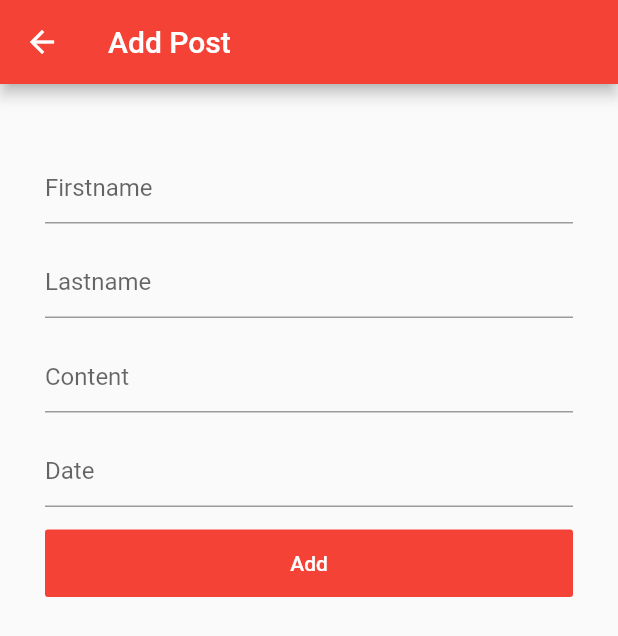
After one commit to Diyorbek0617/herewego, a Flutter app: the Detail_page screen opened by its route, on a phone screen of 412 x 824 dp. The commit adds this screen. Shown: the top 636 px of the screen. Run offline on Flutter 3.47's test engine with Material 2 defaults, Android fonts, the phone set to English and light mode, and no system bars; our stand-ins replace firebase_auth, firebase_database, fluttertoast, shared_preferences; accounts and stored records are empty.

Commit message:
changed add post

```diff
--- /dev/null
+++ b/lib/ model/post_model.dart
@@ -0,0 +1,32 @@
+import 'dart:convert';
+
+class Post{
+  late String userId;
+  late String firstname;
+  late String lastname;
+  late String content;
+  late String date;
+
+  Post(String userId, String firstname,String lastname, String content,String date){
+    this.userId=userId;
+    this.firstname=firstname;
+    this.lastname=lastname;
+    this.content=content;
+    this.date=date;
+  }
+
+  Post.fromJson(Map<String ,dynamic>json)
+  : userId = json['userId'],
+  firstname = json['firstname'],
+  lastname = json['lastname'],
+  content = json["content"],
+  date = json["date"];
+
+  Map<String ,dynamic>toJson()=>{
+    'userId':userId,
+    'firstname':firstname,
+    'lastname':lastname,
+    'content':content,
+    'date':date,
+  };
+}
--- /dev/null
+++ b/lib/pages/detail_page.dart
@@ -0,0 +1,109 @@
+import 'dart:io';
+import 'package:flutter/material.dart';
+import 'package:herewego/%20model/post_model.dart';
+import 'package:herewego/services/prefs_service.dart';
+import 'package:herewego/services/rtdb_service.dart';
+
+class Detail_page extends StatefulWidget {
+  const Detail_page({Key? key}) : super(key: key);
+  static final String id="detail_page";
+
+  @override
+  _Detail_pageState createState() => _Detail_pageState();
+}
+
+class _Detail_pageState extends State<Detail_page> {
+  var isLoading = false;
+  var firstnamecontroller=TextEditingController();
+  var lastnamecontroller=TextEditingController();
+  var datecontroller=TextEditingController();
+  var contentcontroller=TextEditingController();
+ AddPost()async{
+   setState(() {
+     isLoading = true;
+   });
+String firstname=firstnamecontroller.text.toString().trim();
+String lastname=lastnamecontroller.text.toString().trim();
+String date=datecontroller.text.toString().trim();
+String content=contentcontroller.text.toString().trim();
+if(firstname.isEmpty||lastname.isEmpty||content.isEmpty||date.isEmpty) return;
+_apiaddpost(firstname,lastname,content,date);
+ }
+ _apiaddpost(String firstname,String lastname,String content, String date)async{
+   var id=await Prefs.loadUserId();
+   RTDBService.addPost(new Post(id, firstname,lastname, content,date)).then((responce) => {
+     _respAddPost(),
+   });
+ }
+
+ _respAddPost(){
+   setState(() {
+     isLoading = false;
+   });
+Navigator.of(context).pop({"data":"done"});
+ }
+  @override
+  Widget build(BuildContext context) {
+    return Scaffold(
+      appBar: AppBar(
+        backgroundColor: Colors.red,
+        title: Text("Add Post",style: TextStyle(color: Colors.white),),
+      ),
+      body: Stack(
+        children: [
+          SingleChildScrollView(
+            child: Container(
+              height: MediaQuery.of(context).size.height,
+              padding: EdgeInsets.all(30),
+              child: Column(
+                children: [
+                  SizedBox(height: 15,),
+                  TextField(
+                    controller: firstnamecontroller,
+                    decoration: InputDecoration(
+                      hintText: "Firstname",
+                    ),
+                  ),
+                  SizedBox(height: 15,),
+                  TextField(
+                    controller: lastnamecontroller,
+                    decoration: InputDecoration(
+                      hintText: "Lastname",
+                    ),
+                  ),
+                  SizedBox(height: 15,),
+                  TextField(
+                    controller: contentcontroller,
+                    decoration: InputDecoration(
+                      hintText: "Content",
+                    ),
+                  ),
+                  SizedBox(height: 15,),
+                  TextField(
+                    controller: datecontroller,
+                    decoration: InputDecoration(
+                      hintText: "Date",
+                    ),
+                  ),
+                  SizedBox(height: 15,),
+                  Container(
+                    width: MediaQuery.of(context).size.width,
+                    height: 45,
+                    child: FlatButton(
+                      onPressed: AddPost,
+                      color: Colors.red,
+                      child: Text("Add",style: TextStyle(color: Colors.white,),),
+                    ),
+                  ),
+                ],
+              ),
+            ),
+          ),
+          isLoading? Center(
+            child: CircularProgressIndicator(),
+          ): SizedBox.shrink(),
+        ],
+      ),
+    );
+  }
+}
--- a/lib/services/auth_service.dart
+++ b/lib/services/auth_service.dart
@@ -21,7 +21,7 @@ return null!;
 
 }
 
-static Future<FirebaseUser> signUpUser(BuildContext context,String fullname,String email,String password)async{
+static Future<FirebaseUser> signUpUser(BuildContext context,String name,String email,String password)async{
   try{
     var authResult = await _auth.createUserWithEmailAndPassword(email: email, password: password);
     FirebaseUser user =authResult.user;
--- /dev/null
+++ b/lib/services/rtdb_service.dart
@@ -0,0 +1,23 @@
+import 'package:firebase_database/firebase_database.dart';
+import 'package:herewego/%20model/post_model.dart';
+
+class RTDBService{
+static final _database=FirebaseDatabase.instance.reference();
+
+static Future<Stream<Event>>addPost(Post post)async{
+  _database.child("posts").push().set(post.toJson());
+  return _database.onChildAdded;
+}
+
+static Future<List<Post>>getPosts(String id)async{
+  List<Post> items =[];
+  Query _query =_database.reference().child("posts").orderByChild("userId").equalTo(id);
+  var snapshot =await _query.once();
+  var result =snapshot.value.values as Iterable;
+
+  for(var item in result){
+    items.add(Post.fromJson(Map<String ,dynamic>.from(item)));
+  }
+  return items;
+}
+}
--- a/pubspec.yaml
+++ b/pubspec.yaml
@@ -18,6 +18,7 @@ dependencies:
   fluttertoast: 7.1.1
   firebase_core:
   firebase_auth:
+  firebase_database:
 
 dev_dependencies:
   flutter_test:
```
Also changed, not shown: lib/main.dart (+19 -2 lines), lib/pages/home_page.dart (+88 -11 lines), pubspec.lock.
